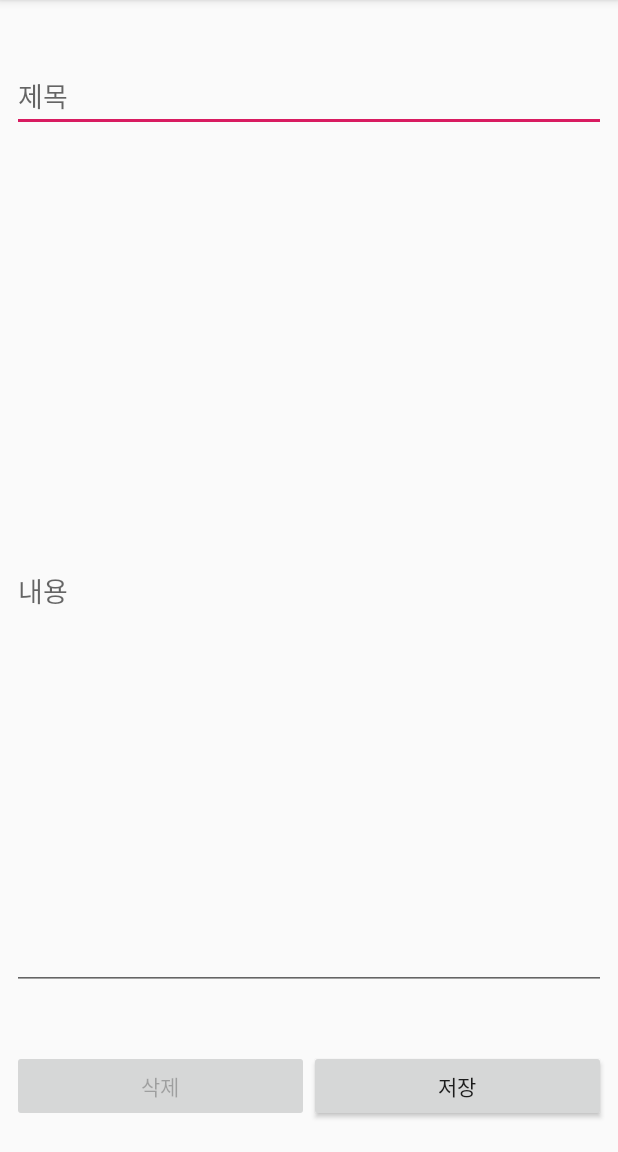
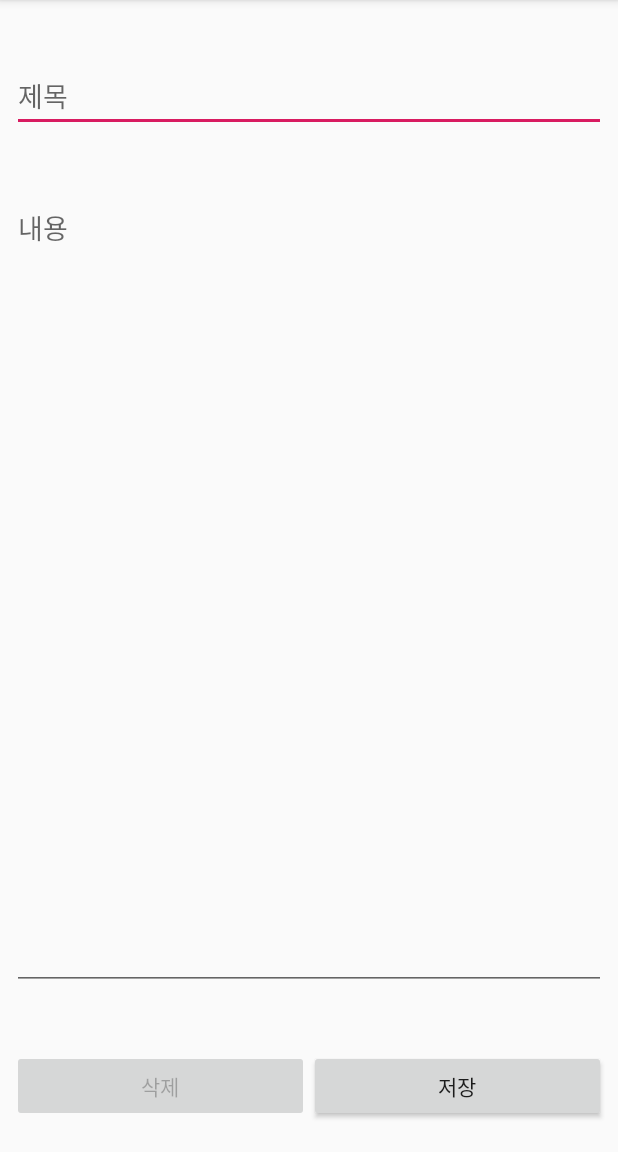
Before and after one commit to hw0k-android-study-room/real-memo-application, an Android app: the screen it shows after launch (MemoActivity), after a tap on an icon or button, on a phone screen of 412 x 824 dp, the part 84-1236 px from its top. Run offline under Robolectric (Android 15) with nearby library versions, the phone set to English and light mode, and no system bars.

Commit message:
Update UI

```diff
--- a/app/src/main/res/layout/activity_memo.xml
+++ b/app/src/main/res/layout/activity_memo.xml
@@ -22,6 +22,7 @@
             android:layout_height="0dp"
             android:inputType="textMultiLine"
             android:ems="10"
+            android:gravity="top|start"
             android:hint="내용"
             android:id="@+id/editTextContent" android:layout_marginTop="40dp"
             app:layout_constraintTop_toBottomOf="@+id/editTextTitle" android:layout_marginStart="8dp"
```
Also changed, not shown: 1 other file.
